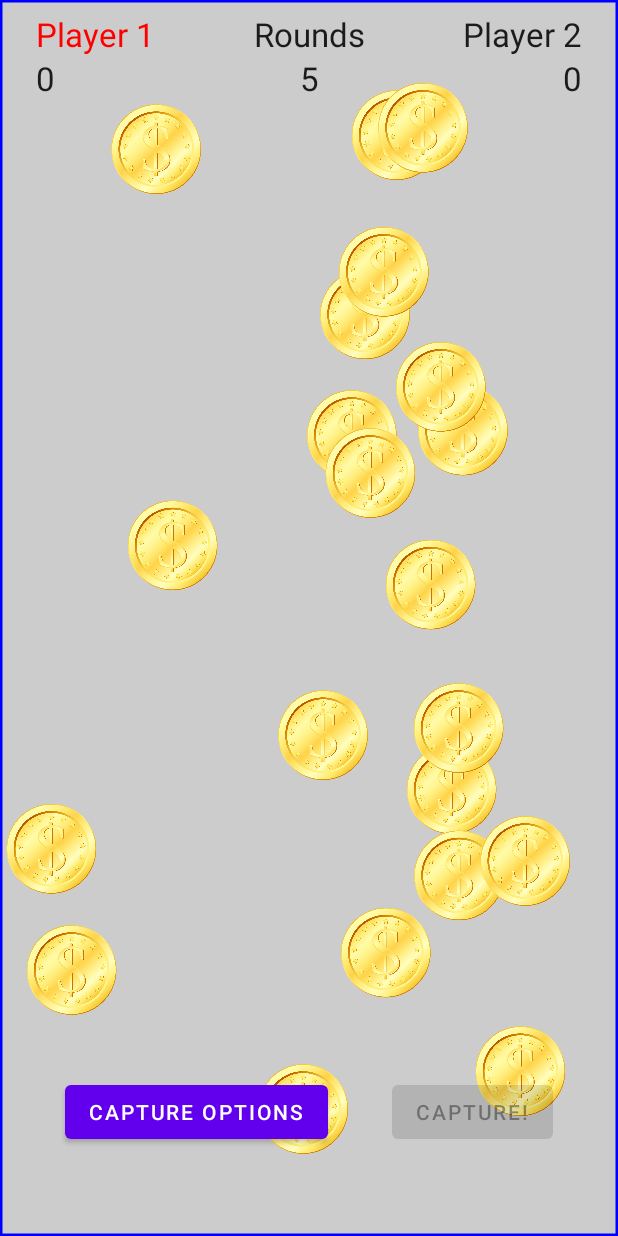
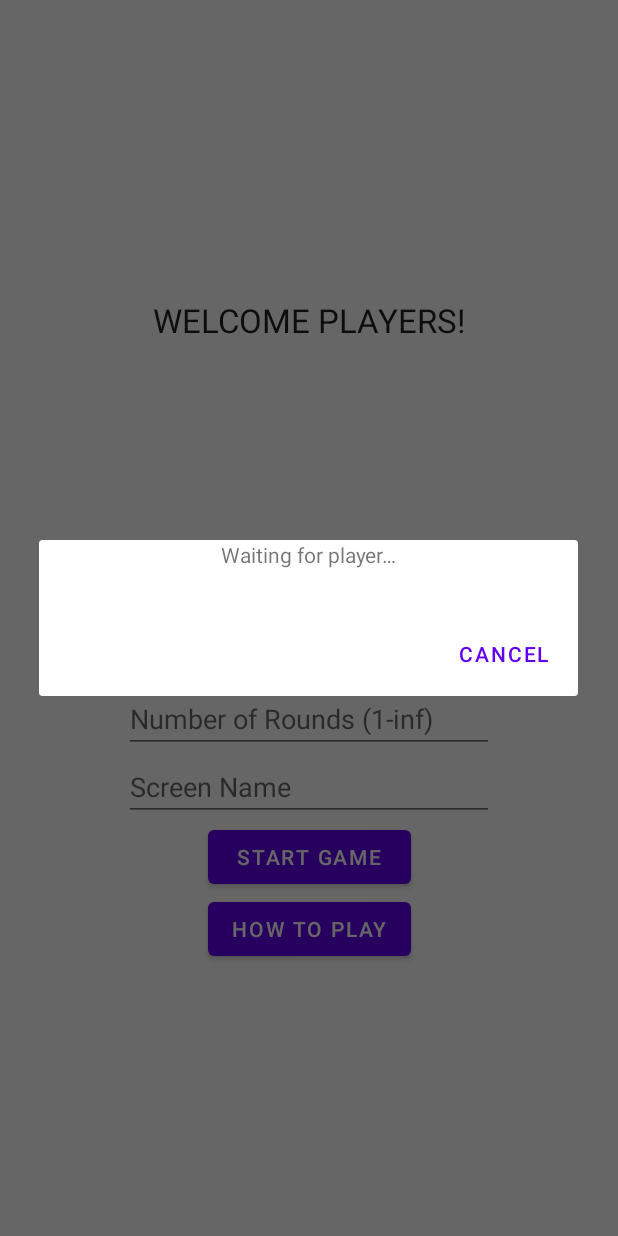
Before and after one commit to ds-hunter/Mobile-Project-2, an Android app: the screen it shows after launch (GameBoardActivity before the commit, WelcomeActivity after it), after a tap on "START GAME", on a phone screen of 412 x 824 dp. Run offline under Robolectric (Android 15) with nearby library versions, the phone set to English and light mode, and no system bars; 1 other tap on this screen came first.

Commit message:
Added a waiting for players dialog box, changed up the vertical layout for welcome to allow for logging in.

```diff
--- /dev/null
+++ b/app/src/main/java/edu/sdsmt/group4/Control/WaitingDlg.java
@@ -0,0 +1,39 @@
+package edu.sdsmt.group4.Control;
+
+import android.app.AlertDialog;
+import android.app.Dialog;
+import android.os.Bundle;
+import android.view.LayoutInflater;
+import android.view.View;
+import android.widget.TextView;
+
+import androidx.annotation.NonNull;
+import androidx.annotation.Nullable;
+import androidx.appcompat.app.AppCompatActivity;
+import androidx.fragment.app.DialogFragment;
+import androidx.recyclerview.widget.LinearLayoutManager;
+import androidx.recyclerview.widget.RecyclerView;
+
+import edu.sdsmt.group4.R;
+
+public class WaitingDlg extends DialogFragment {
+    @Override
+    @NonNull
+    public Dialog onCreateDialog(@Nullable Bundle savedInstanceState) {
+        AlertDialog.Builder builder = new AlertDialog.Builder(getActivity());
+
+        // Get the layout inflater
+        LayoutInflater inflater = getActivity().getLayoutInflater();
+
+        // Pass null as the parent view because its going in the dialog layout
+        View view = inflater.inflate(R.layout.loading_dlg, null);
+        builder.setView(view);
+
+        // Add a cancel button
+        builder.setNegativeButton(android.R.string.cancel, (dialog, id) -> {
+            // Cancel just closes the dialog box
+        });
+
+        return builder.create();
+    }
+}
--- a/app/src/main/java/edu/sdsmt/group4/Control/WelcomeActivity.java
+++ b/app/src/main/java/edu/sdsmt/group4/Control/WelcomeActivity.java
@@ -50,38 +50,55 @@ package edu.sdsmt.group4.Control;
 import android.content.Intent;
 import android.os.Bundle;
 import android.view.View;
+import android.widget.Switch;
 import android.widget.TextView;
 import androidx.appcompat.app.AlertDialog;
 import androidx.appcompat.app.AppCompatActivity;
+
+import edu.sdsmt.group4.Model.GameBoard;
 import edu.sdsmt.group4.R;
 
 public class WelcomeActivity extends AppCompatActivity {
+    int TYPE_TEXT_VARIATION_VISIBLE_PASSWORD = 145;
+    int TYPE_TEXT_VARIATION_PASSWORD = 129;
     public final static String PLAYER1NAME_MESSAGE = "edu.sdsmt.group4.PLAYER1NAME_MESSAGE";
     public final static String PLAYER2NAME_MESSAGE  = "edu.sdsmt.group4.PLAYER2NAME_MESSAGE";
     public final static String ROUNDS_MESSAGE  = "edu.sdsmt.group4.ROUNDS_MESSAGE";
-    TextView player1;
-    TextView player2;
+    TextView email;
+    TextView password;
     TextView rounds;
+    TextView passwordBox;
+    Switch passwordSwitch;
 
     @Override
     protected void onCreate(Bundle savedInstanceState) {
         super.onCreate(savedInstanceState);
         setContentView(R.layout.activity_welcome);
 
-        player1 = findViewById(R.id.nameInput1);
-        player2 = findViewById(R.id.nameInput2);
+        email = findViewById(R.id.emailInput);
+        password = findViewById(R.id.passwordInput);
         rounds = findViewById(R.id.roundsInput);
+        passwordBox = findViewById(R.id.passwordInput);
+        passwordSwitch = findViewById(R.id.passwordSwitch);
     }
 
     public void onStart(View view) {
+        WaitingDlg dlg = new WaitingDlg();
+        dlg.show(getSupportFragmentManager(), "Loading");
+        /*
         Intent intent = new Intent(this, GameBoardActivity.class);
-        intent.putExtra(PLAYER1NAME_MESSAGE, player1.getText().toString());
-        intent.putExtra(PLAYER2NAME_MESSAGE, player2.getText().toString());
+
+        // This is old stuff but we will leave it for now
+        intent.putExtra(PLAYER1NAME_MESSAGE, "TODO");
+        intent.putExtra(PLAYER2NAME_MESSAGE, "TODO");
         intent.putExtra(ROUNDS_MESSAGE, rounds.getText().toString());
+
+        // We will still need to switch activities, but instead of putExtra we will
+        // be pushing to the cloud.
         startActivity(intent);
-        player1.setText("");
-        player2.setText("");
-        rounds.setText("");
+        email.setText("");
+        password.setText("");
+        rounds.setText("");*/
     }
 
     public void onHowToPlay(View view) {
@@ -91,4 +108,9 @@ public class WelcomeActivity extends AppCompatActivity {
         builder.setPositiveButton(android.R.string.ok, null);
         builder.show();
     }
+
+    public void onPasswordSwitch(View view) {
+        int type = passwordSwitch.isChecked() ? 145 : 129;
+        passwordBox.setInputType(type);
+    }
 }
--- a/app/src/main/res/layout-land/activity_welcome.xml
+++ b/app/src/main/res/layout-land/activity_welcome.xml
@@ -19,7 +19,7 @@
         app:layout_constraintVertical_bias="0.25" />
 
     <com.google.android.material.textfield.TextInputEditText
-        android:id="@+id/nameInput1"
+        android:id="@+id/emailInput"
         android:layout_width="0dp"
         android:layout_height="wrap_content"
         android:hint="@string/NameInput1Hint"
@@ -28,13 +28,13 @@
         app:layout_constraintTop_toBottomOf="@+id/WelcomeTextView" />
 
     <com.google.android.material.textfield.TextInputEditText
-        android:id="@+id/nameInput2"
+        android:id="@+id/passwordInput"
         android:layout_width="0dp"
         android:layout_height="wrap_content"
         android:hint="@string/NameInput2Hint"
-        app:layout_constraintEnd_toEndOf="@+id/nameInput1"
-        app:layout_constraintStart_toStartOf="@+id/nameInput1"
-        app:layout_constraintTop_toBottomOf="@+id/nameInput1" />
+        app:layout_constraintEnd_toEndOf="@+id/emailInput"
+        app:layout_constraintStart_toStartOf="@+id/emailInput"
+        app:layout_constraintTop_toBottomOf="@+id/emailInput" />
 
     <com.google.android.material.textfield.TextInputEditText
         android:id="@+id/roundsInput"
@@ -42,9 +42,9 @@
         android:layout_height="wrap_content"
         android:hint="@string/RoundsInputHint"
         android:inputType="number"
-        app:layout_constraintEnd_toEndOf="@+id/nameInput2"
-        app:layout_constraintStart_toStartOf="@+id/nameInput2"
-        app:layout_constraintTop_toBottomOf="@+id/nameInput2" />
+        app:layout_constraintEnd_toEndOf="@+id/passwordInput"
+        app:layout_constraintStart_toStartOf="@+id/passwordInput"
+        app:layout_constraintTop_toBottomOf="@+id/passwordInput" />
 
     <Button
         android:id="@+id/startGameButton"
--- a/app/src/main/res/layout/activity_welcome.xml
+++ b/app/src/main/res/layout/activity_welcome.xml
@@ -19,24 +19,35 @@
         app:layout_constraintVertical_bias="0.25" />
 
     <com.google.android.material.textfield.TextInputEditText
-        android:id="@+id/nameInput1"
+        android:id="@+id/emailInput"
         android:layout_width="0dp"
         android:layout_height="wrap_content"
-        android:hint="@string/NameInput1Hint"
+        android:hint="@string/emailInputHint"
         app:layout_constraintBottom_toBottomOf="parent"
+        app:layout_constraintEnd_toEndOf="@+id/guideline2"
         app:layout_constraintStart_toStartOf="@+id/guideline"
-        app:layout_constraintEnd_toEndOf="@+id/guideline2"
         app:layout_constraintTop_toBottomOf="@+id/WelcomeTextView"
         app:layout_constraintVertical_bias="0.25" />
 
     <com.google.android.material.textfield.TextInputEditText
-        android:id="@+id/nameInput2"
+        android:id="@+id/passwordInput"
         android:layout_width="0dp"
         android:layout_height="wrap_content"
-        android:hint="@string/NameInput2Hint"
-        app:layout_constraintEnd_toEndOf="@+id/nameInput1"
-        app:layout_constraintStart_toStartOf="@+id/nameInput1"
-        app:layout_constraintTop_toBottomOf="@+id/nameInput1" />
+        android:hint="@string/passwordInputHint"
+        android:inputType="textPassword"
+        app:layout_constraintEnd_toEndOf="@+id/emailInput"
+        app:layout_constraintStart_toStartOf="@+id/emailInput"
+        app:layout_constraintTop_toBottomOf="@+id/emailInput" />
+
+    <com.google.android.material.textfield.TextInputEditText
+        android:id="@+id/passwordInput2"
+        android:layout_width="0dp"
+        android:layout_height="wrap_content"
+        android:hint="@string/screenNameInputHint"
+        app:layout_constraintEnd_toEndOf="@+id/emailInput"
+        app:layout_constraintHorizontal_bias="0.0"
+        app:layout_constraintStart_toStartOf="@+id/emailInput"
+        app:layout_constraintTop_toBottomOf="@+id/roundsInput" />
 
     <com.google.android.material.textfield.TextInputEditText
         android:id="@+id/roundsInput"
@@ -44,9 +55,9 @@
         android:layout_height="wrap_content"
         android:hint="@string/RoundsInputHint"
         android:inputType="number"
-        app:layout_constraintEnd_toEndOf="@+id/nameInput2"
-        app:layout_constraintStart_toStartOf="@+id/nameInput2"
-        app:layout_constraintTop_toBottomOf="@+id/nameInput2" />
+        app:layout_constraintEnd_toEndOf="@+id/passwordInput"
+        app:layout_constraintStart_toStartOf="@+id/passwordInput"
+        app:layout_constraintTop_toBottomOf="@+id/passwordInput" />
 
     <Button
         android:id="@+id/startGameButton"
@@ -56,7 +67,7 @@
         android:text="@string/StartButtonText"
         app:layout_constraintEnd_toEndOf="@+id/howToPlayButton"
         app:layout_constraintStart_toStartOf="@+id/howToPlayButton"
-        app:layout_constraintTop_toBottomOf="@+id/roundsInput" />
+        app:layout_constraintTop_toBottomOf="@+id/passwordInput2" />
 
     <Button
         android:id="@+id/howToPlayButton"
@@ -82,4 +93,13 @@
         android:orientation="vertical"
         app:layout_constraintGuide_percent="0.80" />
 
+    <Switch
+        android:id="@+id/passwordSwitch"
+        android:layout_width="wrap_content"
+        android:layout_height="wrap_content"
+        android:onClick="onPasswordSwitch"
+        app:layout_constraintBottom_toBottomOf="@+id/passwordInput"
+        app:layout_constraintStart_toEndOf="@+id/passwordInput"
+        app:layout_constraintTop_toBottomOf="@+id/emailInput" />
+
 </androidx.constraintlayout.widget.ConstraintLayout>
--- /dev/null
+++ b/app/src/main/res/layout/loading_dlg.xml
@@ -0,0 +1,18 @@
+<?xml version="1.0" encoding="utf-8"?>
+<androidx.constraintlayout.widget.ConstraintLayout xmlns:android="http://schemas.android.com/apk/res/android"
+    xmlns:app="http://schemas.android.com/apk/res-auto"
+    android:layout_width="match_parent"
+    android:layout_height="wrap_content">
+
+    <TextView
+        android:id="@+id/player2Text"
+        android:layout_width="wrap_content"
+        android:layout_height="wrap_content"
+        android:contentDescription="@string/playerImgDesc"
+        android:text="@string/waitingForPlayersHint"
+        app:layout_constraintBottom_toBottomOf="parent"
+        app:layout_constraintEnd_toEndOf="parent"
+        app:layout_constraintStart_toStartOf="parent"
+        app:layout_constraintTop_toTopOf="parent" />
+
+</androidx.constraintlayout.widget.ConstraintLayout>
--- a/app/src/main/res/values/strings.xml
+++ b/app/src/main/res/values/strings.xml
@@ -49,5 +49,10 @@ CAPTURE OPTIONS\n\n
 
     <!-- Cloud Messages -->
     <string name="loading_fail">Failed to retrieve data from the cloud</string>
+    <string name="emailInputHint">Email</string>
+    <string name="passwordInputHint">Password</string>
+    <string name="screenNameInputHint">Screen Name</string>
+    <string name="waitingForPlayersHint">Waiting for player…</string>
+    <string name="playerImgDesc">User</string>
 
 </resources>
```
